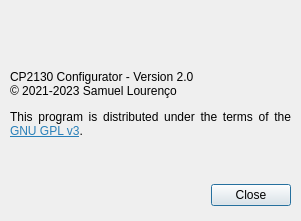
Above: src/aboutdialog.ui from bloguetronica/cp2130-conf before the change. Below: the same form after it.
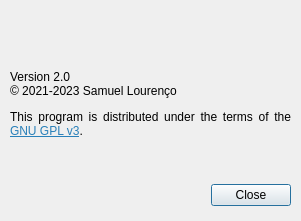
That is the form after the change. Icons and pictures are not drawn.

The edit to the form file:
```diff
--- a/src/aboutdialog.ui
+++ b/src/aboutdialog.ui
@@ -65,7 +65,7 @@
     </rect>
    </property>
    <property name="text">
-    <string>&lt;html&gt;&lt;head/&gt;&lt;body&gt;&lt;p&gt;CP2130 Configurator - Version 2.0&lt;br/&gt;© 2021-2023 Samuel Lourenço&lt;/p&gt;&lt;p&gt;This program is distributed under the terms of the &lt;a href=&quot;https://www.gnu.org/licenses/gpl-3.0-standalone.html&quot;&gt;&lt;span style=&quot; text-decoration: underline; color:#2980b9;&quot;&gt;GNU GPL v3&lt;/span&gt;&lt;/a&gt;.&lt;/p&gt;&lt;/body&gt;&lt;/html&gt;</string>
+    <string>&lt;html&gt;&lt;head/&gt;&lt;body&gt;&lt;p&gt;Version 2.0&lt;br/&gt;© 2021-2023 Samuel Lourenço&lt;/p&gt;&lt;p&gt;This program is distributed under the terms of the &lt;a href=&quot;https://www.gnu.org/licenses/gpl-3.0-standalone.html&quot;&gt;&lt;span style=&quot; text-decoration: underline; color:#2980b9;&quot;&gt;GNU GPL v3&lt;/span&gt;&lt;/a&gt;.&lt;/p&gt;&lt;/body&gt;&lt;/html&gt;</string>
    </property>
    <property name="alignment">
     <set>Qt::AlignJustify|Qt::AlignTop</set>
```
